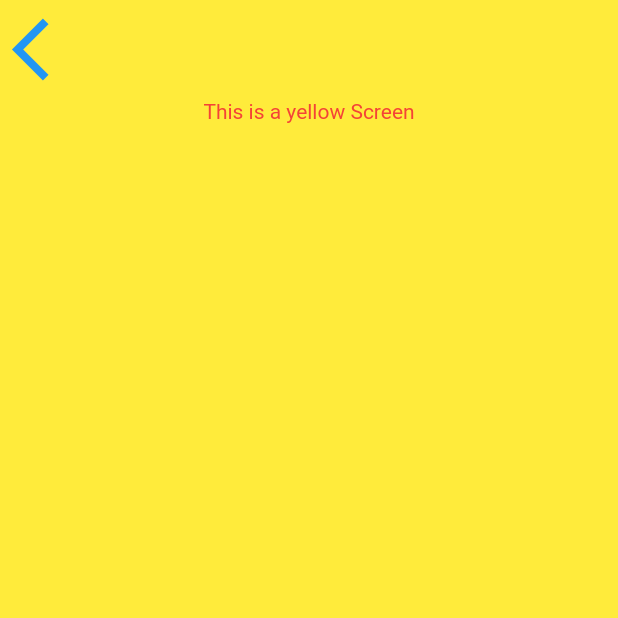
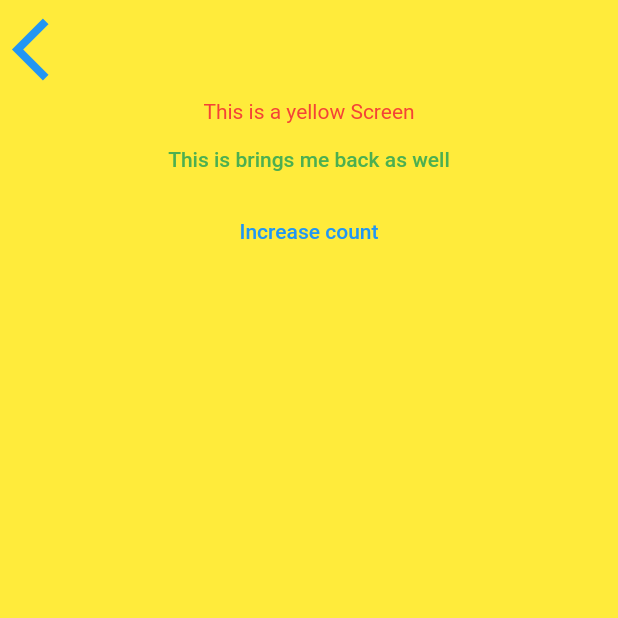
Before and after one commit to kevinkooyizen/flutter-testing, a Flutter app: the YellowScreen screen opened directly, on a phone screen of 412 x 824 dp, the top half of it. Run offline on Flutter 3.47's test engine with Material 2 defaults, Android fonts, the phone set to English and light mode, and no system bars; our stand-ins replace flutter_spinkit, geolocator.

Commit message:
Add popped parameters

```diff
--- a/lib/screens/location_screen.dart
+++ b/lib/screens/location_screen.dart
@@ -1,6 +1,4 @@
 import 'package:flutter/material.dart';
-import 'package:flutter_testing/screens/green_screen.dart';
-import 'package:flutter_testing/screens/yellow_screen.dart';
 import 'package:flutter_testing/services/weather.dart';
 import 'package:flutter_testing/utilities/constants.dart';
 
@@ -22,6 +20,7 @@ class _LocationScreenState extends State<LocationScreen> {
   late String cityName;
   late String weatherMessage;
   int count = 0;
+  String changingText = 'I will change';
 
   @override
   void initState() {
--- a/lib/screens/yellow_screen.dart
+++ b/lib/screens/yellow_screen.dart
@@ -9,6 +9,7 @@ class YellowScreen extends StatefulWidget {
 
 class _YellowScreenState extends State<YellowScreen> {
   late String cityName;
+  int count = 0;
 
   @override
   Widget build(BuildContext context) {
@@ -23,7 +24,7 @@ class _YellowScreenState extends State<YellowScreen> {
                 alignment: Alignment.topLeft,
                 child: TextButton(
                   onPressed: () {
-                    Navigator.pop(context);
+                    Navigator.pop(context, MyTextClass.title);
                   },
                   child: const Icon(
                     Icons.arrow_back_ios,
@@ -35,6 +36,26 @@ class _YellowScreenState extends State<YellowScreen> {
                 'This is a yellow Screen',
                 style: TextStyle(color: Colors.red),
               ),
+              TextButton(
+                onPressed: () {
+                  Navigator.pop(context, MyTextClass.name);
+                },
+                child: const Text(
+                  'This is brings me back as well',
+                  style: TextStyle(color: Colors.green),
+                ),
+              ),
+              TextButton(
+                onPressed: () {
+                  setState(() {
+                    count++;
+                  });
+                },
+                child: const Text(
+                  'Increase count',
+                  style: TextStyle(color: Colors.blue),
+                ),
+              ),
             ],
           ),
         ),
@@ -42,3 +63,13 @@ class _YellowScreenState extends State<YellowScreen> {
     );
   }
 }
+
+class MyTextClass {
+  static String get name {
+    return 'button name';
+  }
+
+  static String get title {
+    return 'button title';
+  }
+}
```
